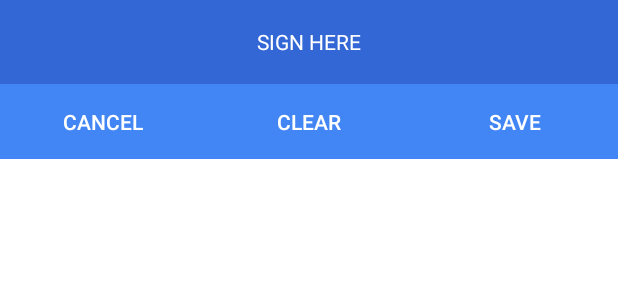
After one commit to dvtdat130999/cnpm-th17-33-22, an Android app: the layout dialog_signature.xml on its own in the app's theme, with its tools: preview values and no code run, on a phone screen of 412 x 824 dp. The commit adds this screen. Shown: the top 300 px of the screen. Run offline under Robolectric (Android 15) with nearby library versions, the phone set to English and light mode, and no system bars.

Commit message:
+ Chức năng chữ kí (chưa xử lí lưu file ở đâu - thảo luận thêm)

```diff
--- a/PDFScanner/app/build.gradle
+++ b/PDFScanner/app/build.gradle
@@ -25,6 +25,7 @@ dependencies {
     implementation 'com.android.support:cardview-v7:28.0.0'
 
     implementation 'androidx.constraintlayout:constraintlayout:1.1.3'
+    implementation 'com.google.android.material:material:1.0.0'
     testImplementation 'junit:junit:4.12'
     androidTestImplementation 'androidx.test:runner:1.2.0'
     androidTestImplementation 'androidx.test.espresso:espresso-core:3.2.0'
--- /dev/null
+++ b/PDFScanner/app/src/main/res/layout/dialog_signature.xml
@@ -0,0 +1,65 @@
+<?xml version="1.0" encoding="utf-8"?>
+<LinearLayout xmlns:android="http://schemas.android.com/apk/res/android"
+    xmlns:tools="http://schemas.android.com/tools"
+    android:id="@+id/linearLayout1"
+    android:layout_width="fill_parent"
+    android:layout_height="400dp"
+    android:orientation="vertical"
+    android:background="@android:color/white">
+
+    <TextView
+        android:layout_width="match_parent"
+        android:layout_height="?attr/actionBarSize"
+        android:background="@color/ColorPrimaryDark"
+        android:text="@string/dialog_title"
+        android:textColor="@android:color/white"
+        android:padding="5dp"
+        android:gravity="center"/>
+
+    <LinearLayout
+        android:id="@+id/linearLayout2"
+        android:layout_width="fill_parent"
+        android:layout_height="wrap_content"
+        android:weightSum="3"
+        android:background="@android:color/white">
+
+        <Button
+            android:id="@+id/cancel_btn"
+            android:layout_width="0dp"
+            android:layout_height="50dp"
+            android:layout_weight="1"
+            android:text="@string/hint_cancel"
+            tools:ignore="ButtonStyle"
+            android:textColor="@android:color/white"
+            android:background="@color/ColorPrimary" />
+
+        <Button
+            android:id="@+id/clear_btn"
+            android:layout_width="0dp"
+            android:layout_height="50dp"
+            android:layout_weight="1"
+            android:text="@string/hint_clear"
+            tools:ignore="ButtonStyle"
+            android:textColor="@android:color/white"
+            android:background="@color/ColorPrimary" />
+
+        <Button
+            android:id="@+id/save_btn"
+            android:layout_width="0dp"
+            android:layout_height="50dp"
+            android:layout_weight="1"
+            android:text="@string/hint_save"
+            tools:ignore="ButtonStyle"
+            android:textColor="@android:color/white"
+            android:background="@color/ColorPrimary" />
+
+    </LinearLayout>
+
+    <LinearLayout
+        android:id="@+id/drawContentLayout"
+        android:layout_width="match_parent"
+        android:layout_height="match_parent"
+        android:background="#fff"
+        android:orientation="vertical" />
+
+</LinearLayout>
--- a/PDFScanner/app/src/main/res/values/colors.xml
+++ b/PDFScanner/app/src/main/res/values/colors.xml
@@ -26,4 +26,6 @@
     <color name="BlueViolet">#8A2BE2</color>
     <color name="LightSkyBlue">#87CEFA</color>
     <color name="SkyBlue">#87CEEB</color>
+    <color name="ColorPrimaryDark">#3367d6</color>
+    <color name="ColorPrimary">#4285f4</color>
 </resources>
--- /dev/null
+++ b/PDFScanner/app/src/main/res/values/dimens.xml
@@ -0,0 +1,3 @@
+<resources>
+    <dimen name="fab_margin">16dp</dimen>
+</resources>
--- a/PDFScanner/app/src/main/res/values/strings.xml
+++ b/PDFScanner/app/src/main/res/values/strings.xml
@@ -1,3 +1,10 @@
 <resources>
     <string name="app_name">PDF Scanner</string>
+    <string name="title_activity_signature">SignatureActivity</string>
+
+    <string name="hint_sign">Get Signature</string>
+    <string name="dialog_title">SIGN HERE</string>
+    <string name="hint_cancel">Cancel</string>
+    <string name="hint_clear">Clear</string>
+    <string name="hint_save">Save</string>
 </resources>
```
Also changed, not shown: PDFScanner/app/src/main/AndroidManifest.xml (+12 -10 lines), PDFScanner/app/src/main/java/com/example/pdfscanner/Signature.java (added, +20 -0 lines), PDFScanner/app/src/main/java/com/example/pdfscanner/SignatureActivity.java (added, +262 -0 lines), PDFScanner/app/src/main/res/layout/activity_signature.xml (added, +25 -0 lines), PDFScanner/app/src/main/res/values/styles.xml (+9 -0 lines).
